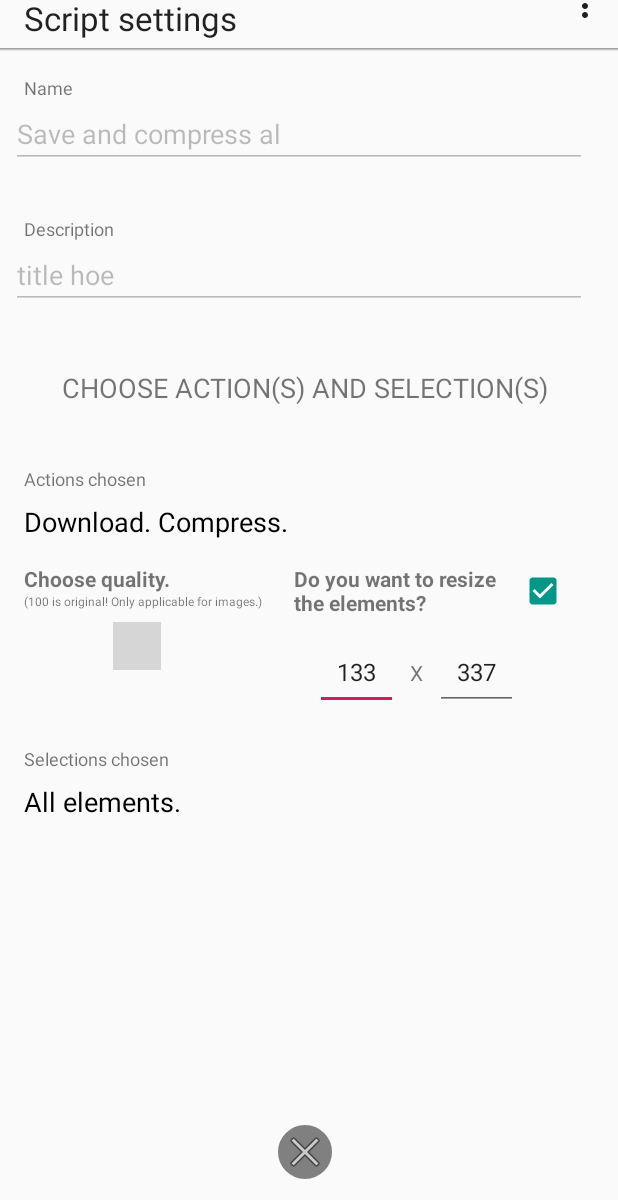
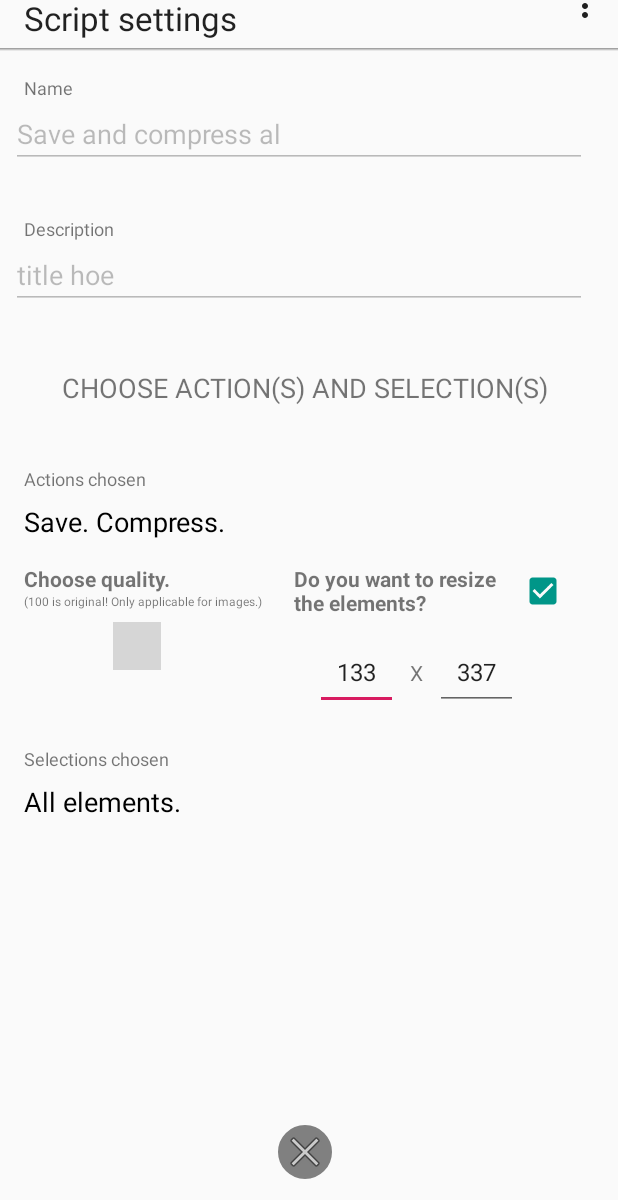
Before and after one commit to tolgaz/BrowsingButler, an Android app: the ScriptActivity screen opened directly, with no data from a screen before it, after a tap on "Save and compress all elements", on a phone screen of 412 x 824 dp, the part 36-1236 px from its top. Run offline under Robolectric (Android 15) with nearby library versions, the phone set to English and light mode, and no system bars; our stand-ins replace FlexboxLayout; libraries missing offline, so code that uses them is left out: com.google.android.flexbox, com.warkiz.widget; plain views replace IndicatorSeekBar, IndicatorStayLayout; network calls fail; 4 statements that could not run were skipped; grey boxes are pictures that could not be loaded.

Commit message:
#5 text: change all userfacing isntances of download to save

```diff
--- a/app/src/main/java/com/master/browsingbutler/models/scripts/actions/ActionDownload.java
+++ b/app/src/main/java/com/master/browsingbutler/models/scripts/actions/ActionDownload.java
@@ -28,7 +28,7 @@ public class ActionDownload extends ScriptAction {
 
     @Override
     public void execute(Script script) {
-        Log.d(this, "ACTIONDOWNLOAD EXECUTING! DOWNLOADING (all) ELEMENTS");
+        Log.d(this, "ACTIONDOWNLOAD EXECUTING! SAVING (all) ELEMENTS");
         SaveActivity.downloadAllElements(false, true);
     }
 }
--- a/app/src/main/java/com/master/browsingbutler/utils/ElementGrabber.java
+++ b/app/src/main/java/com/master/browsingbutler/utils/ElementGrabber.java
@@ -148,7 +148,7 @@ public class ElementGrabber {
             return removeUnderscoreDIfExists(filename) + (withExtension ? path.substring(path.lastIndexOf('.')) : "");
         } catch (Exception e) {
             Log.d(TAG, "error on filename: " + filenameWithextension);
-            Toast.makeText(App.getInstance(), "Error when attempting to download media!", Toast.LENGTH_SHORT).show();
+            Toast.makeText(App.getInstance(), "Error when attempting to save media!", Toast.LENGTH_SHORT).show();
             return null;
         }
     }
--- a/app/src/main/res/values/strings.xml
+++ b/app/src/main/res/values/strings.xml
@@ -34,24 +34,24 @@
     <string name="save_share_title">Save and share</string>
     <string name="save_share_desc">Share the saved elements with other people or applications.</string>
     <string name="save_script_title">Save and apply script</string>
-    <string name="save_script_desc">Apply scripts on downloaded elements. Script options can be found by pressing the wrench</string>
+    <string name="save_script_desc">Apply scripts on saved elements. Script options can be found by pressing the wrench</string>
     <string name="save_google_title">Save and search on Google</string>
     <string name="save_google_desc">Choose elements to create a search query on Google.</string>
 
 
     <!-- Premade script info -->
     <string name="compresTo50_title">Compress all elements to 50%</string>
-    <string name="compresTo50_desc">Downloads all elements and compresses themto half their quality.</string>
-    <string name="downloadAndSend_title">Download all elements and send them through email</string>
-    <string name="downloadAndSend_desc">Firstly downloads all elements and then opens a new mail with the elements as attachments.</string>
+    <string name="compresTo50_desc">Saves all elements and compresses themto half their quality.</string>
+    <string name="downloadAndSend_title">Save all elements and send them through email</string>
+    <string name="downloadAndSend_desc">Firstly saves all elements and then opens a new mail with the elements as attachments.</string>
     <string name="action_spinner_text">Choose action(s) for script!</string>
     <string name="selection_spinner_text">Choose selection(s) for script!</string>
 
     <!-- Script actions -->
-    <string name="script_action_download_title">Download</string>
-    <string name="script_action_download_desc">Downloads element to the specified path</string>
+    <string name="script_action_download_title">Save</string>
+    <string name="script_action_download_desc">Saves element to the specified path</string>
     <string name="script_action_compress_title">Compress</string>
-    <string name="script_action_compress_desc">Compresses downloaded elements. </string>
+    <string name="script_action_compress_desc">Compresses saved elements. </string>
     <string name="script_action_file_creator_title">Create a ZIP file</string>
     <string name="script_action_file_creator_desc">A ZIP file is easily shareable</string>
     <string name="script_action_share_title">Share</string>
```
